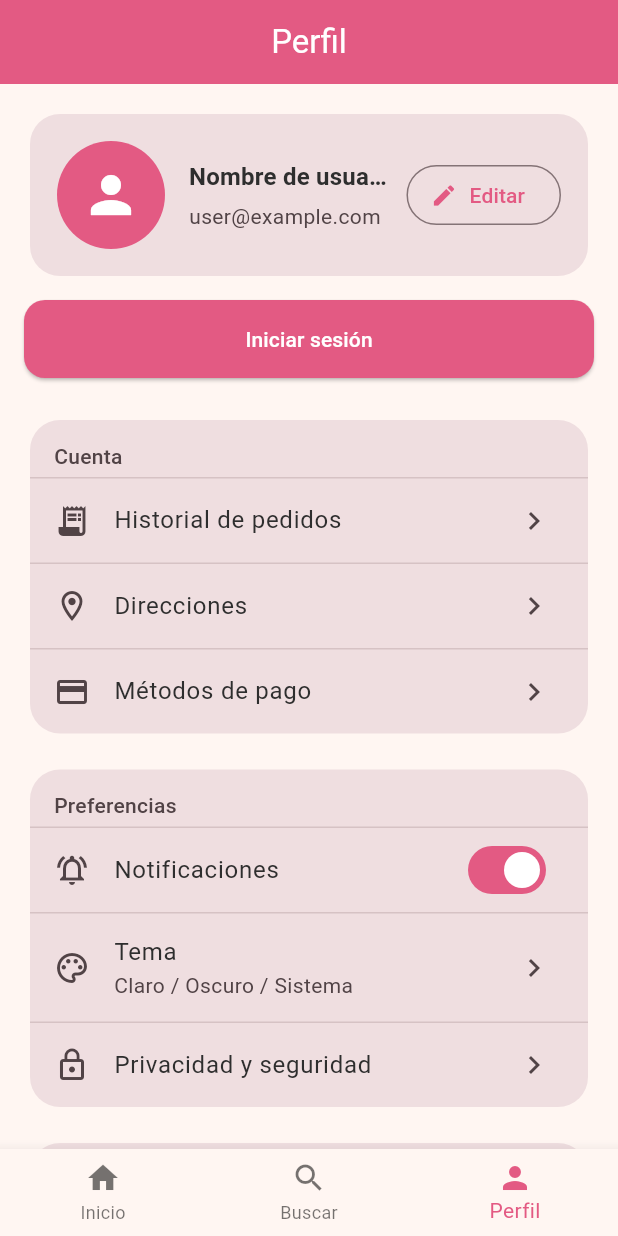
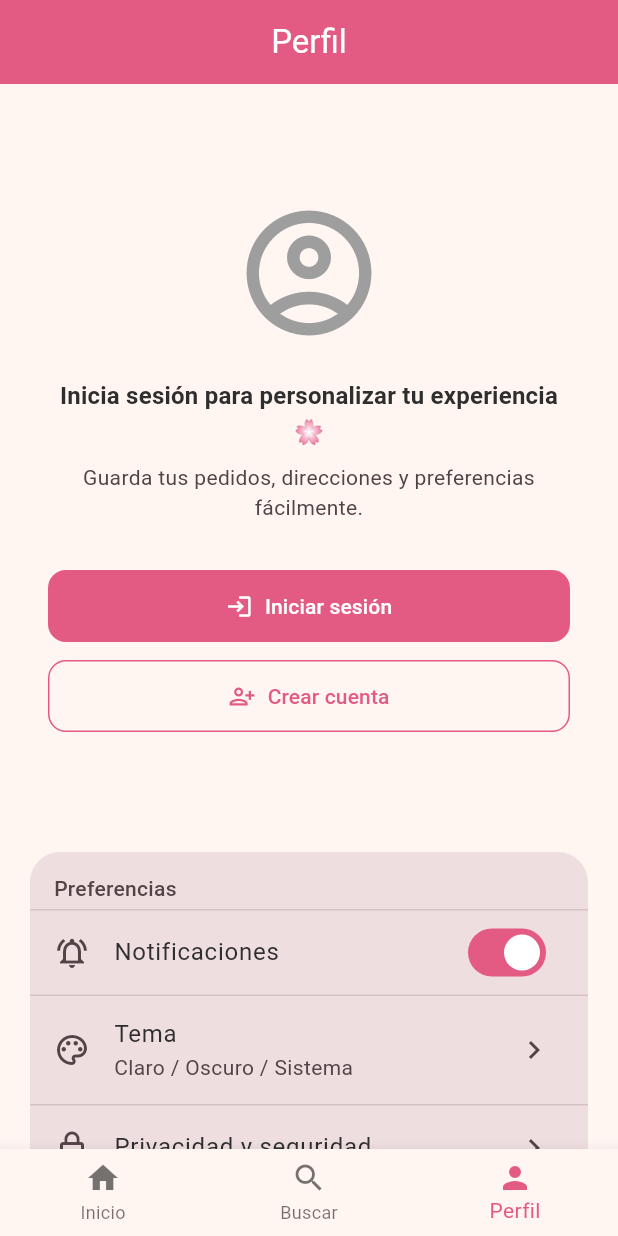
Before and after one commit to PaulaOramas/delirioApp, a Flutter app: the screen it shows after launch, item 3 of the bottom bar chosen, on a phone screen of 412 x 824 dp. Run offline on Flutter 3.47's test engine with Material 3 defaults, Android fonts, the phone set to English and light mode, and no system bars; our stand-ins replace flutter_dotenv, image_picker, shared_preferences; missing offline and left inert: jwt_decode; accounts and stored records are empty; network calls fail.

Commit message:
logica de perfil con y sin sesión

```diff
--- a/lib/screens/profile_screen.dart
+++ b/lib/screens/profile_screen.dart
@@ -28,11 +28,14 @@ class _ProfileScreenState extends State<ProfileScreen> {
     final userId = _extractUserId(claims);
 
     // 2) Placeholders inmediatos desde claims
-    final displayNameFromClaims = (claims?['nombre'] ?? claims?['Nombre'] ?? 'Nombre de usuario').toString();
-    final emailFromClaims = (claims?['email'] ?? claims?['Correo'] ?? 'user@example.com').toString();
+    final displayNameFromClaims =
+        (claims?['nombre'] ?? claims?['Nombre'] ?? 'Nombre de usuario').toString();
+    final emailFromClaims =
+        (claims?['email'] ?? claims?['Correo'] ?? 'user@example.com').toString();
     final photoFromClaims = (claims?['foto'] ?? claims?['Foto'])?.toString();
 
     final loggedIn = auth.isLoggedIn();
+    final bool isGuest = !loggedIn || userId == null;
 
     return Scaffold(
       appBar: AppBar(
@@ -46,9 +49,10 @@ class _ProfileScreenState extends State<ProfileScreen> {
           child: Column(
             crossAxisAlignment: CrossAxisAlignment.stretch,
             children: [
-              if (loggedIn && userId != null)
+              // ===== Header =====
+              if (!isGuest)
                 FutureBuilder<ClientePerfil>(
-                  future: ClienteApi.getPerfilById(userId),
+                  future: ClienteApi.getPerfilById(userId!),
                   builder: (context, snapshot) {
                     // Defaults (claims) mientras carga o si falla
                     var name = displayNameFromClaims;
@@ -71,11 +75,12 @@ class _ProfileScreenState extends State<ProfileScreen> {
                     }
 
                     if (snapshot.hasError) {
-                      // aviso suave si falla
                       WidgetsBinding.instance.addPostFrameCallback((_) {
                         if (context.mounted) {
                           ScaffoldMessenger.of(context).showSnackBar(
-                            SnackBar(content: Text('No se pudo cargar el perfil: ${snapshot.error}')),
+                            SnackBar(
+                              content: Text('No se pudo cargar el perfil: ${snapshot.error}'),
+                            ),
                           );
                         }
                       });
@@ -96,31 +101,86 @@ class _ProfileScreenState extends State<ProfileScreen> {
                     );
                   },
                 )
-              else ...[
-                _ProfileHeader(
-                  name: displayNameFromClaims,
-                  email: emailFromClaims,
-                  photoUrl: photoFromClaims,
-                  onEdit: _onEditTap,
+              else
+                // ===== Empty state para invitados =====
+                Container(
+                  padding: const EdgeInsets.symmetric(vertical: 60, horizontal: 16),
+                  alignment: Alignment.center,
+                  child: Column(
+                    children: [
+                      const Icon(Icons.account_circle_outlined, size: 100, color: Colors.grey),
+                      const SizedBox(height: 20),
+                      Text(
+                        'Inicia sesión para personalizar tu experiencia 🌸',
+                        textAlign: TextAlign.center,
+                        style: theme.textTheme.titleMedium?.copyWith(
+                          fontWeight: FontWeight.w600,
+                          color: theme.colorScheme.onSurface,
                         ),
-                const SizedBox(height: 12),
-                Center(
-                  child: ElevatedButton(
+                      ),
+                      const SizedBox(height: 8),
+                      Text(
+                        'Guarda tus pedidos, direcciones y preferencias fácilmente.',
+                        textAlign: TextAlign.center,
+                        style: theme.textTheme.bodyMedium?.copyWith(
+                          color: theme.colorScheme.onSurfaceVariant,
+                        ),
+                      ),
+                      const SizedBox(height: 32),
+                      // Botón principal: iniciar sesión
+                      SizedBox(
+                        width: double.infinity,
+                        child: FilledButton.icon(
+                          icon: const Icon(Icons.login),
+                          label: const Text('Iniciar sesión'),
+                          style: FilledButton.styleFrom(
+                            padding: const EdgeInsets.symmetric(vertical: 14),
+                            shape: RoundedRectangleBorder(
+                              borderRadius: BorderRadius.circular(12),
+                            ),
+                          ),
                           onPressed: () {
                             Navigator.of(context)
-                          .push(MaterialPageRoute(builder: (_) => const LoginScreen(replaceWithMainOnSuccess: false)))
+                                .push(
+                                  MaterialPageRoute(
+                                    builder: (_) => const LoginScreen(
+                                      replaceWithMainOnSuccess: false,
+                                    ),
+                                  ),
+                                )
                                 .then((_) {
                               if (AuthService.instance.isLoggedIn() && mounted) setState(() {});
                             });
                           },
-                    child: const Text('Iniciar sesión'),
                         ),
                       ),
-                const SizedBox(height: 8),
+                      const SizedBox(height: 12),
+                      // Botón secundario: crear cuenta
+                      SizedBox(
+                        width: double.infinity,
+                        child: OutlinedButton.icon(
+                          icon: const Icon(Icons.person_add_alt_1_outlined),
+                          label: const Text('Crear cuenta'),
+                          style: OutlinedButton.styleFrom(
+                            padding: const EdgeInsets.symmetric(vertical: 14),
+                            side: BorderSide(color: theme.colorScheme.primary),
+                            shape: RoundedRectangleBorder(
+                              borderRadius: BorderRadius.circular(12),
+                            ),
+                          ),
+                          onPressed: () {
+                            // TODO: navegar a RegisterScreen
+                          },
+                        ),
+                      ),
                     ],
+                  ),
+                ),
 
               const SizedBox(height: 16),
 
+              // ===== Sección Cuenta (solo si está logueado) =====
+              if (!isGuest)
                 _SectionCard(
                   title: 'Cuenta',
                   tiles: [
@@ -128,25 +188,16 @@ class _ProfileScreenState extends State<ProfileScreen> {
                       leading: const Icon(Icons.receipt_long),
                       title: const Text('Historial de pedidos'),
                       trailing: const Icon(Icons.chevron_right),
-                    onTap: () {},
-                  ),
-                  ListTile(
-                    leading: const Icon(Icons.location_on_outlined),
-                    title: const Text('Direcciones'),
-                    trailing: const Icon(Icons.chevron_right),
-                    onTap: () {},
-                  ),
-                  ListTile(
-                    leading: const Icon(Icons.credit_card),
-                    title: const Text('Métodos de pago'),
-                    trailing: const Icon(Icons.chevron_right),
-                    onTap: () {},
+                      onTap: () {
+                        // TODO
+                      },
                     ),
                   ],
                 ),
 
-              const SizedBox(height: 16),
+              if (!isGuest) const SizedBox(height: 16),
 
+              // ===== Preferencias (siempre visible) =====
               _SectionCard(
                 title: 'Preferencias',
                 tiles: [
@@ -154,7 +205,9 @@ class _ProfileScreenState extends State<ProfileScreen> {
                     secondary: const Icon(Icons.notifications_active_outlined),
                     title: const Text('Notificaciones'),
                     value: true, // TODO: enlazar a tu estado
-                    onChanged: (v) {},
+                    onChanged: (v) {
+                      // TODO: guardar preferencia
+                    },
                   ),
                   ListTile(
                     leading: const Icon(Icons.palette_outlined),
@@ -191,13 +244,16 @@ class _ProfileScreenState extends State<ProfileScreen> {
                     leading: const Icon(Icons.lock_outline),
                     title: const Text('Privacidad y seguridad'),
                     trailing: const Icon(Icons.chevron_right),
-                    onTap: () {},
+                    onTap: () {
+                      // TODO
+                    },
                   ),
                 ],
               ),
 
               const SizedBox(height: 16),
 
+              // ===== Ayuda (siempre visible) =====
               _SectionCard(
                 title: 'Ayuda',
                 tiles: [
@@ -205,18 +261,25 @@ class _ProfileScreenState extends State<ProfileScreen> {
                     leading: const Icon(Icons.help_outline),
                     title: const Text('Centro de ayuda'),
                     trailing: const Icon(Icons.chevron_right),
-                    onTap: () {},
+                    onTap: () {
+                      // TODO
+                    },
                   ),
                   ListTile(
                     leading: const Icon(Icons.description_outlined),
                     title: const Text('Términos y condiciones'),
                     trailing: const Icon(Icons.chevron_right),
-                    onTap: () {},
+                    onTap: () {
+                      // TODO
+                    },
                   ),
                 ],
               ),
 
               const SizedBox(height: 24),
+
+              // ===== Botón Cerrar sesión (solo si está logueado) =====
+              if (!isGuest)
                 OutlinedButton.icon(
                   style: OutlinedButton.styleFrom(
                     foregroundColor: theme.colorScheme.error,
@@ -273,9 +336,16 @@ class _ProfileScreenState extends State<ProfileScreen> {
             children: [
               const Icon(Icons.logout, size: 36),
               const SizedBox(height: 12),
-              Text('¿Cerrar sesión?', style: theme.textTheme.titleLarge, textAlign: TextAlign.center),
+              Text(
+                '¿Cerrar sesión?',
+                style: theme.textTheme.titleLarge,
+                textAlign: TextAlign.center,
+              ),
               const SizedBox(height: 8),
-              const Text('Tendrás que iniciar sesión nuevamente para continuar.', textAlign: TextAlign.center),
+              const Text(
+                'Tendrás que iniciar sesión nuevamente para continuar.',
+                textAlign: TextAlign.center,
+              ),
               const SizedBox(height: 16),
               Row(
                 children: [
```
Lines whose indentation alone changed are shown as unchanged.
